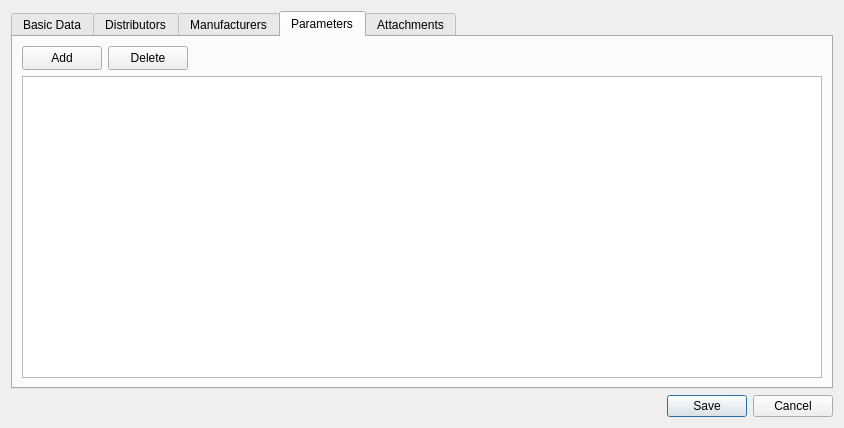
jassuncao/myparts, file src/partdialog.ui: the form before one commit.
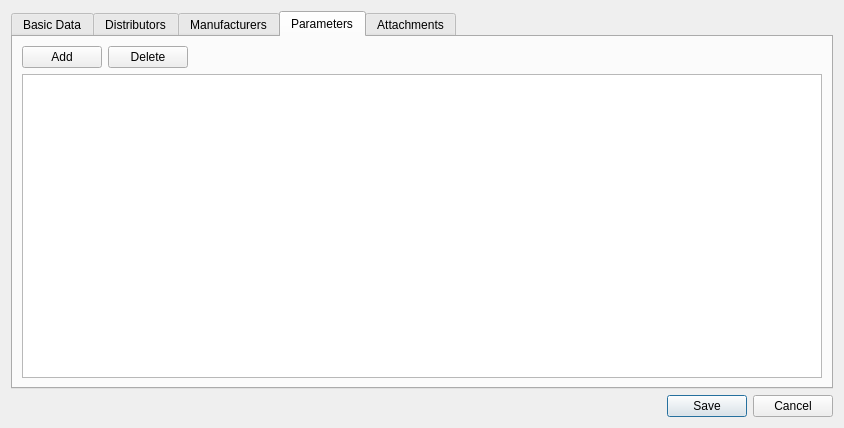
The form after the commit. Icons and pictures are not drawn. Custom widgets are drawn as their Qt base class.

```diff
--- a/src/partdialog.ui
+++ b/src/partdialog.ui
@@ -90,18 +90,15 @@
        </item>
        <item row="3" column="0">
         <widget class="QLabel" name="label_5">
-         <property name="enabled">
-          <bool>false</bool>
-         </property>
          <property name="text">
           <string>Category:</string>
          </property>
         </widget>
        </item>
        <item row="3" column="1">
-        <widget class="QTreeBox" name="partCategoryCombo">
-         <property name="enabled">
-          <bool>false</bool>
+        <widget class="TreeViewComboBox" name="partCategoryCombo">
+         <property name="minimumContentsLength">
+          <number>24</number>
          </property>
         </widget>
        </item>
@@ -317,7 +314,10 @@
         </layout>
        </item>
        <item>
-        <widget class="QTableView" name="partDistributorsTableView">
+        <widget class="ExtendedTableView" name="partDistributorsTableView">
+         <property name="tabKeyNavigation">
+          <bool>false</bool>
+         </property>
          <property name="alternatingRowColors">
           <bool>true</bool>
          </property>
@@ -382,7 +382,7 @@
         </layout>
        </item>
        <item>
-        <widget class="QTableView" name="partManufacturerTableView">
+        <widget class="ExtendedTableView" name="partManufacturerTableView">
          <property name="alternatingRowColors">
           <bool>true</bool>
          </property>
@@ -411,18 +411,6 @@
         <layout class="QHBoxLayout" name="horizontalLayout_3">
          <item>
           <widget class="QPushButton" name="addParameterButton">
-           <property name="sizePolicy">
-            <sizepolicy hsizetype="Minimum" vsizetype="Fixed">
-             <horstretch>0</horstretch>
-             <verstretch>0</verstretch>
-            </sizepolicy>
-           </property>
-           <property name="minimumSize">
-            <size>
-             <width>80</width>
-             <height>24</height>
-            </size>
-           </property>
            <property name="text">
             <string>Add</string>
            </property>
@@ -434,18 +422,6 @@
          </item>
          <item>
           <widget class="QPushButton" name="deleteParameterButton">
-           <property name="sizePolicy">
-            <sizepolicy hsizetype="Minimum" vsizetype="Fixed">
-             <horstretch>0</horstretch>
-             <verstretch>0</verstretch>
-            </sizepolicy>
-           </property>
-           <property name="minimumSize">
-            <size>
-             <width>80</width>
-             <height>24</height>
-            </size>
-           </property>
            <property name="text">
             <string>Delete</string>
            </property>
@@ -471,7 +447,7 @@
         </layout>
        </item>
        <item>
-        <widget class="QTableView" name="partParametersTableView">
+        <widget class="ExtendedTableView" name="partParametersTableView">
          <property name="alternatingRowColors">
           <bool>true</bool>
          </property>
@@ -582,11 +558,6 @@
   </layout>
  </widget>
  <customwidgets>
-  <customwidget>
-   <class>QTreeBox</class>
-   <extends>QComboBox</extends>
-   <header>widgets/qtreebox.h</header>
-  </customwidget>
   <customwidget>
    <class>TreeViewComboBox</class>
    <extends>QComboBox</extends>
@@ -597,6 +568,11 @@
    <extends>QComboBox</extends>
    <header>widgets/relationalcombobox.h</header>
   </customwidget>
+  <customwidget>
+   <class>ExtendedTableView</class>
+   <extends>QTableView</extends>
+   <header>widgets/extendedtableview.h</header>
+  </customwidget>
  </customwidgets>
  <resources>
   <include location="resources.qrc"/>
```
